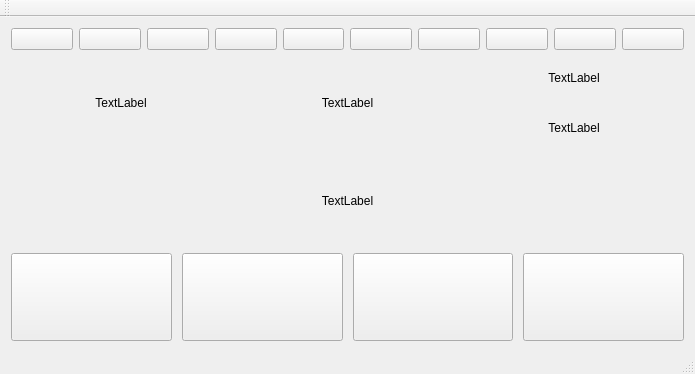
Old version of the form mainwindow.ui in the repository Julian-guillermo-zapata-rugeles/gui-c-plus-plus-aprende-matematicas.
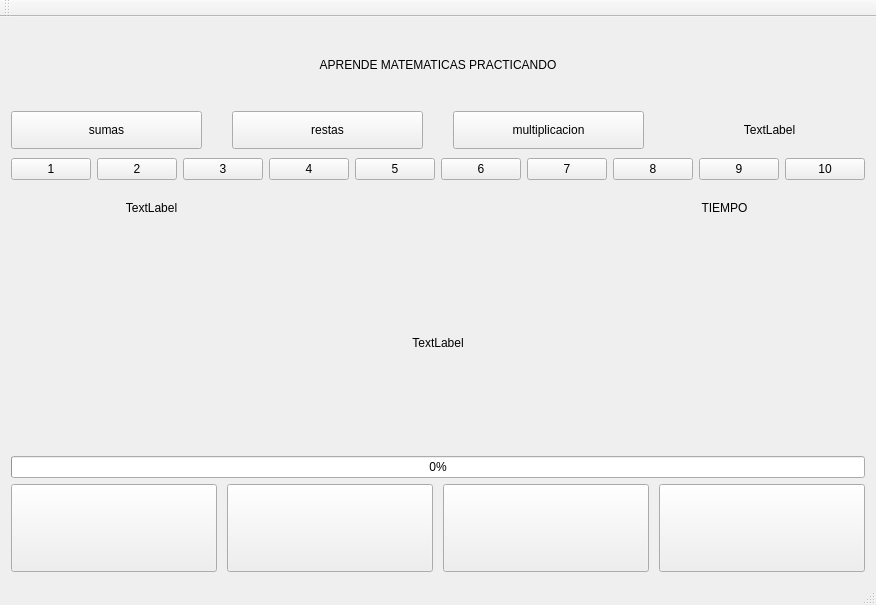
New version of the form.

Commit message: se agregó la disposición de la interfáz gráfica

```diff
--- a/mainwindow.ui
+++ b/mainwindow.ui
@@ -6,8 +6,8 @@
    <rect>
     <x>0</x>
     <y>0</y>
-    <width>695</width>
-    <height>374</height>
+    <width>700</width>
+    <height>605</height>
    </rect>
   </property>
   <property name="windowTitle">
@@ -15,7 +15,81 @@
   </property>
   <widget class="QWidget" name="centralWidget">
    <layout class="QGridLayout" name="gridLayout">
-    <item row="3" column="0">
+    <item row="2" column="0">
+     <layout class="QHBoxLayout" name="horizontalLayout_4">
+      <item>
+       <widget class="QPushButton" name="pushButton_3">
+        <property name="text">
+         <string>1</string>
+        </property>
+       </widget>
+      </item>
+      <item>
+       <widget class="QPushButton" name="pushButton_10">
+        <property name="text">
+         <string>2</string>
+        </property>
+       </widget>
+      </item>
+      <item>
+       <widget class="QPushButton" name="pushButton_9">
+        <property name="text">
+         <string>3</string>
+        </property>
+       </widget>
+      </item>
+      <item>
+       <widget class="QPushButton" name="pushButton_7">
+        <property name="text">
+         <string>4</string>
+        </property>
+       </widget>
+      </item>
+      <item>
+       <widget class="QPushButton" name="pushButton_8">
+        <property name="text">
+         <string>5</string>
+        </property>
+       </widget>
+      </item>
+      <item>
+       <widget class="QPushButton" name="pushButton_6">
+        <property name="text">
+         <string>6</string>
+        </property>
+       </widget>
+      </item>
+      <item>
+       <widget class="QPushButton" name="pushButton_5">
+        <property name="text">
+         <string>7</string>
+        </property>
+       </widget>
+      </item>
+      <item>
+       <widget class="QPushButton" name="pushButton_4">
+        <property name="text">
+         <string>8</string>
+        </property>
+       </widget>
+      </item>
+      <item>
+       <widget class="QPushButton" name="pushButton_2">
+        <property name="text">
+         <string>9</string>
+        </property>
+       </widget>
+      </item>
+      <item>
+       <widget class="QPushButton" name="pushButton">
+        <property name="text">
+         <string>10</string>
+        </property>
+       </widget>
+      </item>
+     </layout>
+    </item>
+    <item row="6" column="0">
      <layout class="QHBoxLayout" name="horizontalLayout">
       <property name="spacing">
        <number>10</number>
@@ -67,7 +141,61 @@
      </layout>
     </item>
     <item row="1" column="0">
+     <layout class="QHBoxLayout" name="horizontalLayout_7">
+      <property name="spacing">
+       <number>30</number>
+      </property>
+      <item>
+       <widget class="QPushButton" name="pushButton_13">
+        <property name="styleSheet">
+         <string notr="true">height:30px;
+width:60px;</string>
+        </property>
+        <property name="text">
+         <string>sumas</string>
+        </property>
+       </widget>
+      </item>
+      <item>
+       <widget class="QPushButton" name="pushButton_11">
+        <property name="styleSheet">
+         <string notr="true">height:30px;</string>
+        </property>
+        <property name="text">
+         <string>restas</string>
+        </property>
+       </widget>
+      </item>
+      <item>
+       <widget class="QPushButton" name="pushButton_12">
+        <property name="styleSheet">
+         <string notr="true">height:30px;</string>
+        </property>
+        <property name="text">
+         <string>multiplicacion</string>
+        </property>
+       </widget>
+      </item>
+      <item>
+       <widget class="QLabel" name="modo">
+        <property name="text">
+         <string>TextLabel</string>
+        </property>
+        <property name="alignment">
+         <set>Qt::AlignCenter</set>
+        </property>
+       </widget>
+      </item>
+     </layout>
+    </item>
+    <item row="3" column="0">
      <layout class="QHBoxLayout" name="horizontalLayout_2">
+      <property name="topMargin">
+       <number>10</number>
+      </property>
+      <property name="bottomMargin">
+       <number>10</number>
+      </property>
       <item>
        <widget class="QLabel" name="label">
         <property name="text">
@@ -81,7 +209,7 @@
       <item>
        <widget class="QLabel" name="label_2">
         <property name="text">
-         <string>TextLabel</string>
+         <string/>
         </property>
         <property name="alignment">
          <set>Qt::AlignCenter</set>
@@ -93,17 +221,7 @@
         <item>
          <widget class="QLabel" name="label_3">
           <property name="text">
-           <string>TextLabel</string>
-          </property>
-          <property name="alignment">
-           <set>Qt::AlignCenter</set>
-          </property>
-         </widget>
-        </item>
-        <item>
-         <widget class="QLabel" name="label_4">
-          <property name="text">
-           <string>TextLabel</string>
+           <string>TIEMPO</string>
           </property>
           <property name="alignment">
            <set>Qt::AlignCenter</set>
@@ -114,10 +232,34 @@
       </item>
      </layout>
     </item>
-    <item row="2" column="0">
+    <item row="4" column="0">
      <layout class="QHBoxLayout" name="horizontalLayout_3">
-      <item>
-       <widget class="QLabel" name="label_5">
+      <property name="topMargin">
+       <number>100</number>
+      </property>
+      <property name="rightMargin">
+       <number>0</number>
+      </property>
+      <property name="bottomMargin">
+       <number>100</number>
+      </property>
+      <item alignment="Qt::AlignHCenter|Qt::AlignVCenter">
+       <widget class="QLabel" name="operacion">
+        <property name="minimumSize">
+         <size>
+          <width>64</width>
+          <height>0</height>
+         </size>
+        </property>
+        <property name="maximumSize">
+         <size>
+          <width>64</width>
+          <height>16777215</height>
+         </size>
+        </property>
+        <property name="styleSheet">
+         <string notr="true">height:300px;</string>
+        </property>
         <property name="text">
          <string>TextLabel</string>
         </property>
@@ -128,75 +270,35 @@
       </item>
      </layout>
     </item>
+    <item row="5" column="0">
+     <layout class="QHBoxLayout" name="horizontalLayout_5">
+      <item>
+       <widget class="QProgressBar" name="progressBar">
+        <property name="value">
+         <number>0</number>
+        </property>
+        <property name="format">
+         <string>%p%</string>
+        </property>
+       </widget>
+      </item>
+     </layout>
+    </item>
     <item row="0" column="0">
-     <layout class="QHBoxLayout" name="horizontalLayout_4">
+     <layout class="QHBoxLayout" name="horizontalLayout_8">
+      <property name="topMargin">
+       <number>30</number>
+      </property>
+      <property name="bottomMargin">
+       <number>30</number>
+      </property>
       <item>
-       <widget class="QPushButton" name="pushButton_3">
+       <widget class="QLabel" name="label_4">
         <property name="text">
-         <string/>
+         <string>APRENDE MATEMATICAS PRACTICANDO</string>
         </property>
-       </widget>
-      </item>
-      <item>
-       <widget class="QPushButton" name="pushButton_10">
-        <property name="text">
-         <string/>
-        </property>
-       </widget>
-      </item>
-      <item>
-       <widget class="QPushButton" name="pushButton_9">
-        <property name="text">
-         <string/>
-        </property>
-       </widget>
-      </item>
-      <item>
-       <widget class="QPushButton" name="pushButton_7">
-        <property name="text">
-         <string/>
-        </property>
-       </widget>
-      </item>
-      <item>
-       <widget class="QPushButton" name="pushButton_8">
-        <property name="text">
-         <string/>
-        </property>
-       </widget>
-      </item>
-      <item>
-       <widget class="QPushButton" name="pushButton_6">
-        <property name="text">
-         <string/>
-        </property>
-       </widget>
-      </item>
-      <item>
-       <widget class="QPushButton" name="pushButton_5">
-        <property name="text">
-         <string/>
-        </property>
-       </widget>
-      </item>
-      <item>
-       <widget class="QPushButton" name="pushButton_4">
-        <property name="text">
-         <string/>
-        </property>
-       </widget>
-      </item>
-      <item>
-       <widget class="QPushButton" name="pushButton_2">
-        <property name="text">
-         <string/>
-        </property>
-       </widget>
-      </item>
-      <item>
-       <widget class="QPushButton" name="pushButton">
-        <property name="text">
-         <string/>
+        <property name="alignment">
+         <set>Qt::AlignCenter</set>
         </property>
        </widget>
       </item>
```
Left out of the diff: 2 changed lines with no effect on the pictures.
